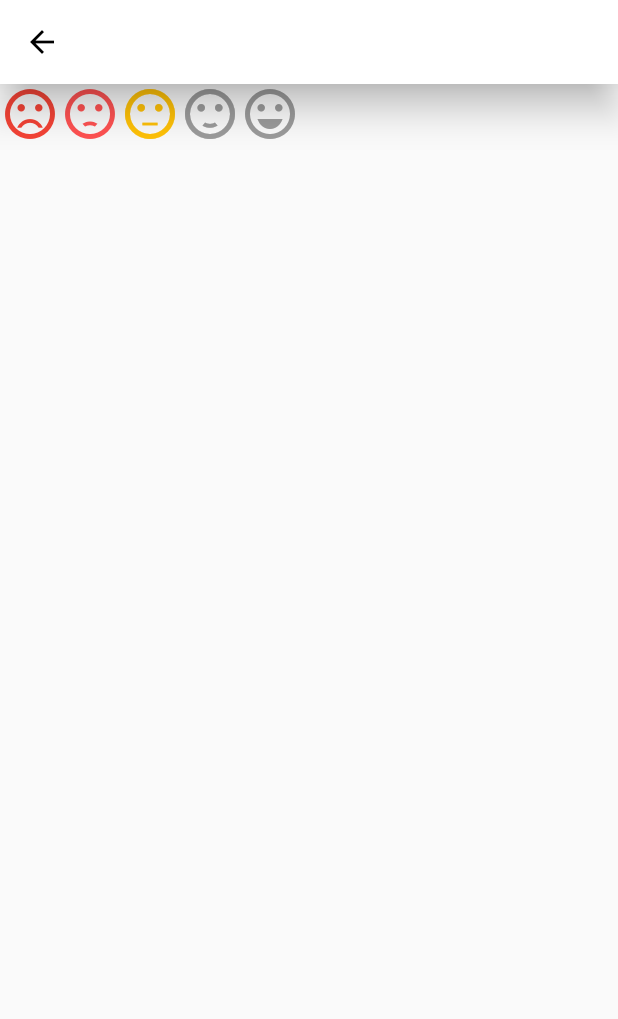
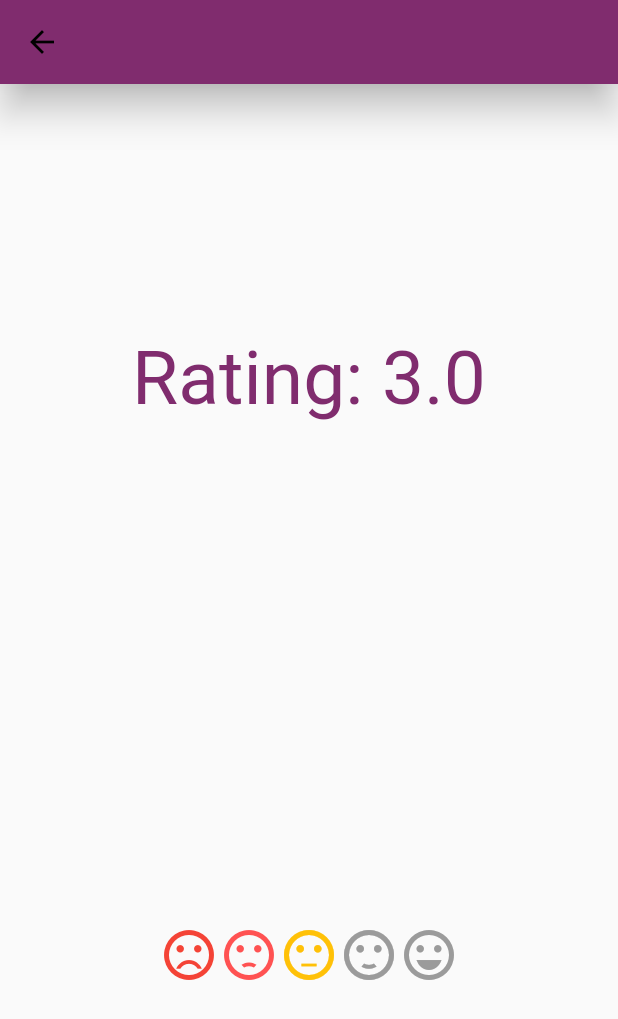
Before and after one commit to Harsh3305/Fake-Store-App, a Flutter app: the FeedbackPage screen opened directly, on a phone screen of 412 x 824 dp. Shown: the top 1019 px of the screen. Run offline on Flutter 3.47's test engine with Material 2 defaults, Android fonts, the phone set to English and light mode, and no system bars; drawn by our look-alikes of flutter_rating_bar; our stand-ins replace google_fonts; network calls fail.

Commit message:
Added feedback page in app

```diff
--- a/lib/pages/feedback_page.dart
+++ b/lib/pages/feedback_page.dart
@@ -1,14 +1,28 @@
+import 'package:fake_store/widgets/my_theme.dart';
 import 'package:flutter/material.dart';
 import 'package:flutter_rating_bar/flutter_rating_bar.dart';
 
-class FeedbackPage extends StatelessWidget {
+class FeedbackPage extends StatefulWidget {
   const FeedbackPage({Key? key}) : super(key: key);
+
+  @override
+  State<FeedbackPage> createState() => _FeedbackPageState();
+}
+
+class _FeedbackPageState extends State<FeedbackPage> {
+  double _rating = 3;
 
   @override
   Widget build(BuildContext context) {
     return Scaffold(
-        appBar: AppBar(),
-        body: RatingBar.builder(
+        appBar: AppBar(backgroundColor: MyTheme.primaryLight),
+        body: Center(
+          child: Column(
+            mainAxisAlignment: MainAxisAlignment.spaceAround,
+            children: [
+              Text("Rating: $_rating",
+                  style: TextStyle(color: MyTheme.primaryLight, fontSize: 50)),
+              RatingBar.builder(
                 initialRating: 3,
                 itemCount: 5,
                 itemBuilder: (context, index) {
@@ -41,8 +55,13 @@ class FeedbackPage extends StatelessWidget {
                   }
                 },
                 onRatingUpdate: (rating) {
-            print(rating);
+                  setState(() {
+                    _rating = rating;
+                  });
                 },
+              ),
+            ],
+          ),
         ));
   }
 }
```
Lines whose indentation alone changed are shown as unchanged.
